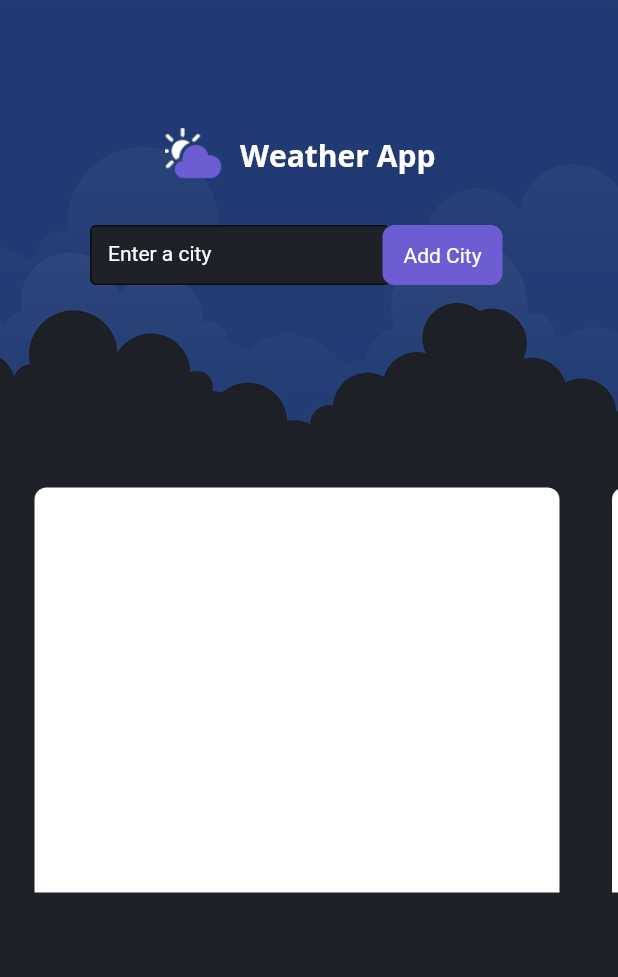
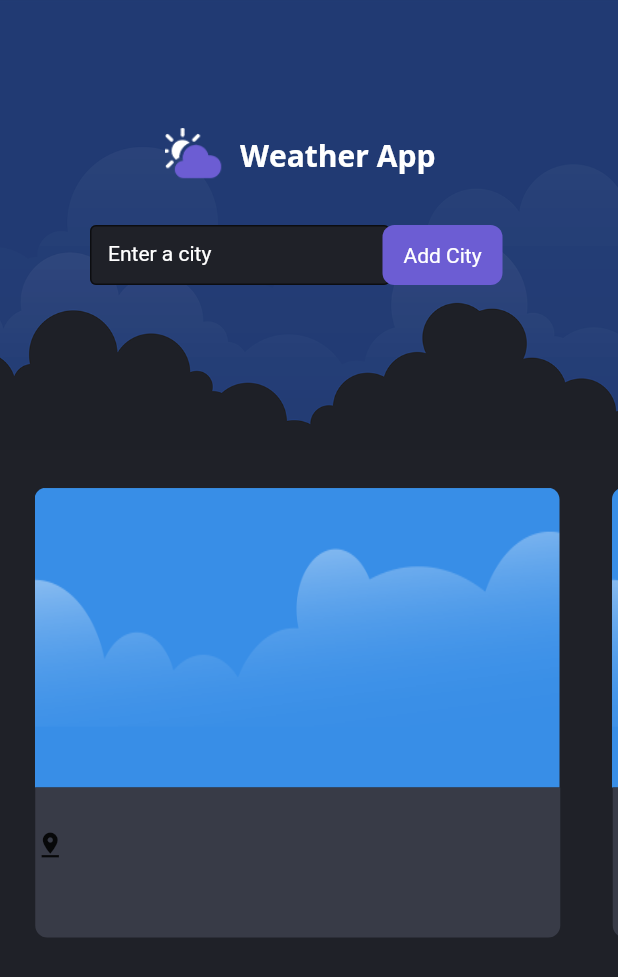
Before and after one commit to anishbasnet027/weatherApp, a Flutter app: the screen it shows after launch, on a phone screen of 412 x 824 dp. Shown: the top 977 px of the screen. Run offline on Flutter 3.47's test engine with Material 2 defaults, Android fonts, the phone set to English and light mode, and no system bars; our stand-ins replace google_fonts; network calls fail.

Commit message:
done initail page , Goodnight

```diff
--- a/lib/main.dart
+++ b/lib/main.dart
@@ -147,15 +147,78 @@ class _HomePageState extends State<HomePage> {
                                           margin: const EdgeInsets.only(
                                               right: 19, top: 10),
                                           width: 350,
-                                          height: 270,
+                                          height: 200,
                                           decoration: BoxDecoration(
+                                            image: DecorationImage(
+                                                fit: BoxFit.fill,
+                                                image: AssetImage(
+                                                    "assets/images/bluecloud.png")),
                                             borderRadius: BorderRadius.only(
                                                 topLeft: Radius.circular(8),
                                                 topRight: Radius.circular(8)),
-                                            color: Colors.white,
                                           ),
                                         ),
                                       ),
+                                      Padding(
+                                        padding:
+                                            const EdgeInsets.only(right: 18),
+                                        child: Container(
+                                          height: 100,
+                                          width: 350,
+                                          decoration: BoxDecoration(
+                                              color: Color.fromARGB(
+                                                  255, 56, 59, 71),
+                                              borderRadius: BorderRadius.only(
+                                                bottomLeft: Radius.circular(8),
+                                                bottomRight: Radius.circular(8),
+                                              )),
+                                          //color: Color.fromARGB(255, 206, 206, 206),
+                                          child: Padding(
+                                            padding: const EdgeInsets.only(
+                                                top: 0,
+                                                left: 0,
+                                                right: 0,
+                                                bottom: 0),
+                                            child: Column(
+                                              children: [
+                                                Text(
+                                                  "",
+                                                  style: const TextStyle(
+                                                      color: Color.fromARGB(
+                                                          255, 64, 64, 64),
+                                                      fontSize: 20,
+                                                      fontWeight:
+                                                          FontWeight.bold),
+                                                ),
+                                                const SizedBox(
+                                                  height: 5,
+                                                ),
+                                                Row(
+                                                  // mainAxisAlignment:
+                                                  //     MainAxisAlignment.spaceBetween,
+                                                  children: [
+                                                    const Icon(
+                                                      Icons.pin_drop,
+                                                      size: 20,
+                                                    ),
+                                                    SizedBox(
+                                                      width: 20,
+                                                    ),
+                                                    Text(
+                                                      "",
+                                                      style: const TextStyle(
+                                                        color: Color.fromARGB(
+                                                            255, 65, 65, 65),
+                                                        fontSize: 16,
+                                                      ),
+                                                    ),
+                                                  ],
+                                                )
+                                              ],
+                                            ),
+                                          ),
+                                        ),
+                                      )
                                     ],
                                   ),
                                 ),
```
